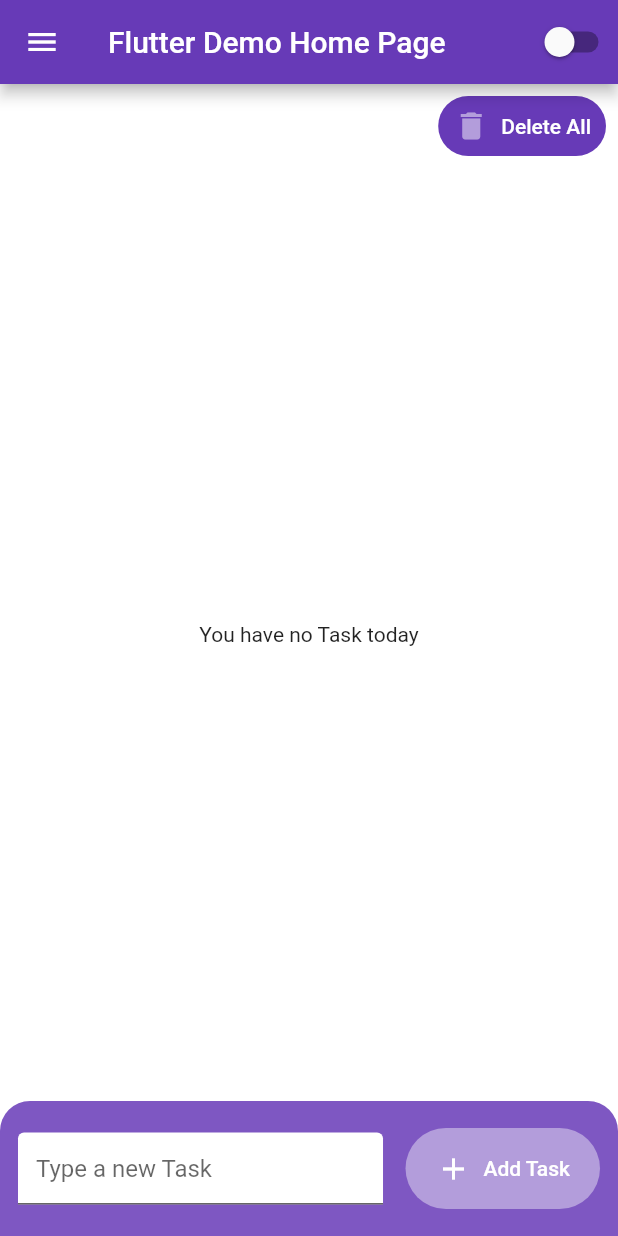
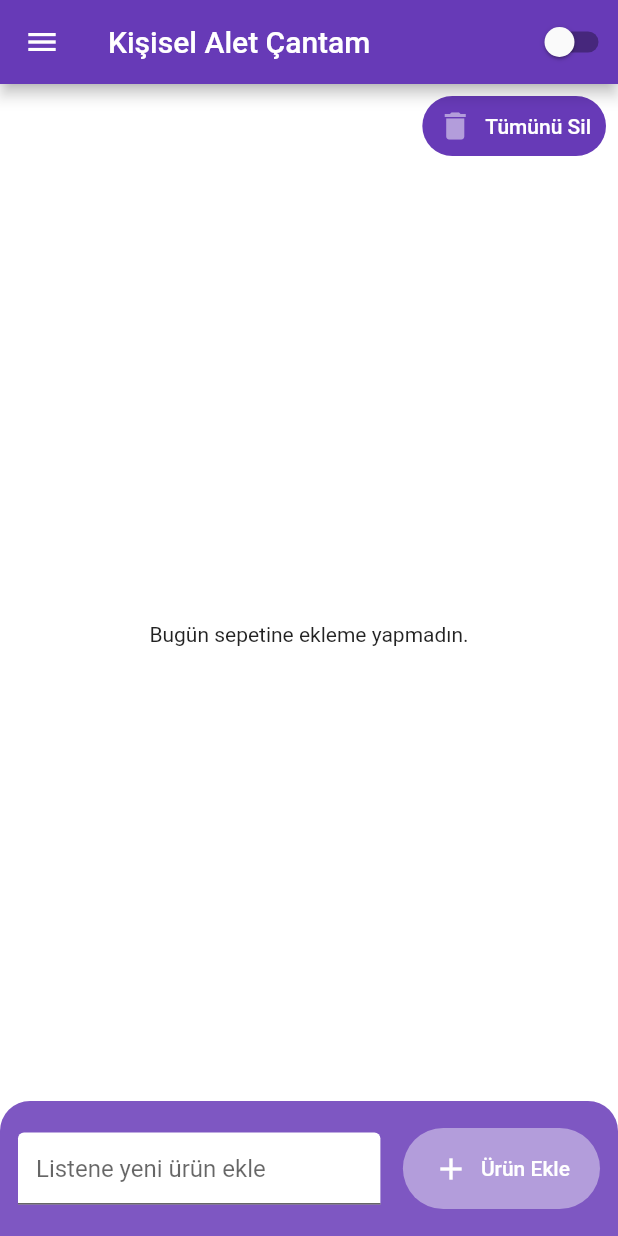
Before and after one commit to zeynepyldrm/MyToolBox_Flutter, a Flutter app: the screen it shows after launch, on a phone screen of 412 x 824 dp. Run offline on Flutter 3.47's test engine with Material 2 defaults, Android fonts, the phone set to English and light mode, and no system bars; our stand-ins replace flutter_compass, shared_preferences, sqflite; accounts and stored records are empty.

Commit message:
title converted

```diff
--- a/lib/main.dart
+++ b/lib/main.dart
@@ -68,7 +68,7 @@ class _MyTodoAppState extends State<MyTodoApp> {
                     setState(() {});
                   },
                   label:
-                      Text('Delete All', style: TextStyle(color: Colors.white)),
+                      Text('Tümünü Sil', style: TextStyle(color: Colors.white)),
                   style: TextButton.styleFrom(
                       shape: StadiumBorder(),
                       backgroundColor: Colors.deepPurple,
@@ -122,7 +122,7 @@ class _MyTodoAppState extends State<MyTodoApp> {
                         }
                       }
                   }
-                  return Center(child: Text('You have no Task today'));
+                  return Center(child: Text('Bugün sepetine ekleme yapmadın.'));
                 },
               ),
             ),
@@ -139,7 +139,7 @@ class _MyTodoAppState extends State<MyTodoApp> {
                       decoration: InputDecoration(
                           filled: true,
                           fillColor: Colors.white,
-                          hintText: "Type a new Task"),
+                          hintText: "Listene yeni ürün ekle"),
                       controller: inputController,
                     ),
                   ),
@@ -160,8 +160,8 @@ class _MyTodoAppState extends State<MyTodoApp> {
                           Task(task: newTaskTxt, dateTime: DateTime.now());
                       DBProvider.db.addNewTask(newTask);
                     },
-                    label:
-                        Text('Add Task', style: TextStyle(color: Colors.white)),
+                    label: Text('Ürün Ekle',
+                        style: TextStyle(color: Colors.white)),
                     style: TextButton.styleFrom(
                         shape: StadiumBorder(),
                         backgroundColor: btnColor,
--- a/lib/navigation.dart
+++ b/lib/navigation.dart
@@ -17,9 +17,9 @@ class NavigationAppBar extends StatelessWidget implements PreferredSizeWidget {
       child: Consumer(builder: (context, ThemeModel themeNotifier, child) {
         return MaterialApp(
           debugShowCheckedModeBanner: false,
-          title: 'Flutter Demo',
+          title: '',
           theme: themeNotifier.isDark ? ThemeData.dark() : ThemeData.light(),
-          home: const MyHomePage(title: 'Flutter Demo Home Page'),
+          home: const MyHomePage(title: 'Kişisel Alet Çantam'),
         );
       }),
     );
@@ -31,7 +31,7 @@ class MyHomePage extends StatefulWidget implements PreferredSizeWidget {
   Size get preferredSize => const Size.fromHeight(100);
   final String title;
 
-  const MyHomePage({this.title = 'App'});
+  const MyHomePage({this.title = ''});
 
   @override
   _MyHomePageState createState() => _MyHomePageState();
```
